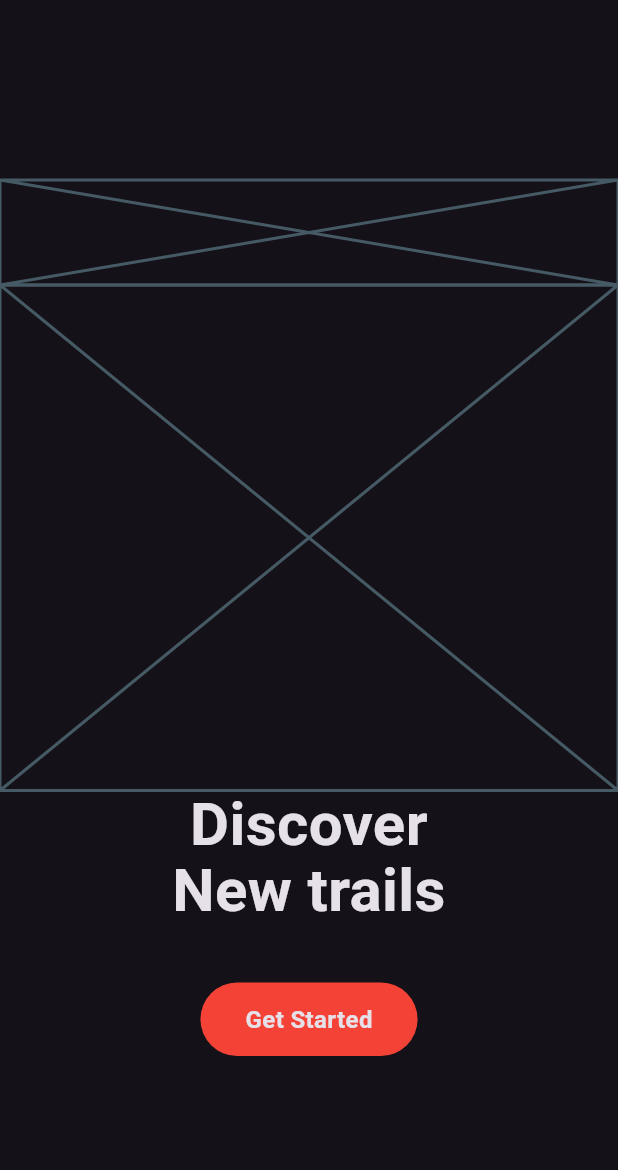
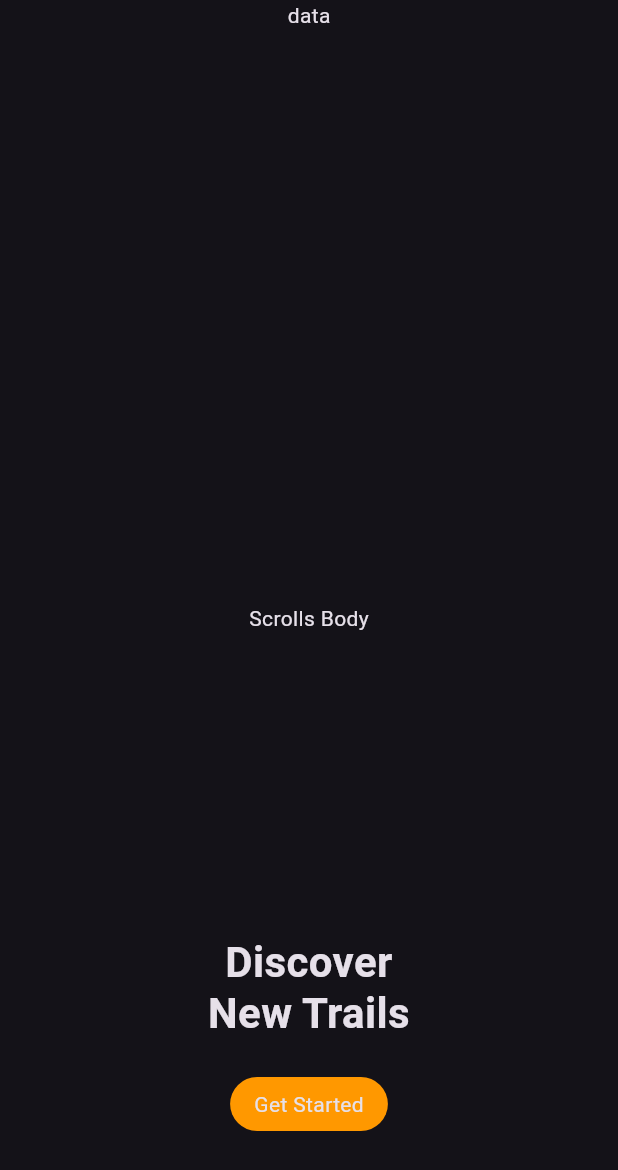
Before and after one commit to CATAAA233/travel_app, a Flutter app: the screen it shows after launch, on a phone screen of 412 x 824 dp. Shown: the top 1170 px of the screen. Run offline on Flutter 3.47's test engine with Material 3 defaults, Android fonts, the phone set to English and light mode, and no system bars.

Commit message:
Feat(Creating Welcome Screen structure and foteer widget content)

```diff
--- a/lib/main.dart
+++ b/lib/main.dart
@@ -1,5 +1,6 @@
 import 'package:flutter/material.dart';
 import 'package:travel_app/config/theme/app_theme.dart';
+import 'package:travel_app/presentation/screens/home_screen.dart';
 import 'package:travel_app/presentation/screens/welcome_screen.dart';
 
 void main() {
@@ -17,7 +18,8 @@ class MyApp extends StatelessWidget {
       title: 'Travel App',
       theme: AppTheme().getTheme(),
       routes: {
-        '/':(context) => const WelcomeScreen()
+        '/':(context) => const WelcomeScreen(),
+        '/home':(context)=> const HomeScreen()
       },
     );
   }
--- /dev/null
+++ b/lib/presentation/screens/home_screen.dart
@@ -0,0 +1,14 @@
+import 'package:flutter/material.dart';
+
+class HomeScreen extends StatelessWidget {
+  const HomeScreen({super.key});
+
+  @override
+  Widget build(BuildContext context) {
+    return const Scaffold(
+      body: Center(
+        child: Text('Home screen'),
+      ),
+    );
+  }
+}
--- a/lib/presentation/screens/welcome_screen.dart
+++ b/lib/presentation/screens/welcome_screen.dart
@@ -1,61 +1,114 @@
+import 'dart:convert';
+
 import 'package:flutter/material.dart';
+import 'package:flutter/widgets.dart';
 
 class WelcomeScreen extends StatelessWidget {
   const WelcomeScreen({super.key});
 
   @override
   Widget build(BuildContext context) {
-    return Scaffold(
-        body: Stack(
+    return const Scaffold(
+      body: SafeArea(
+        child: Padding(
+          padding: EdgeInsets.symmetric(horizontal: 10 , vertical: 0),
+          child: Stack(
+            children:[
+              Header(),
+              ScrollsContainer(),
+              FoteerSection()
+            ]
+          ),
+        ),
+      ),
+    );
+  }
+}
+
+
+class Header extends StatelessWidget {
+  const Header({
+    super.key,
+  });
+
+  @override
+  Widget build(BuildContext context) {
+    return Container(
+      alignment:  Alignment.topCenter,
+      child: const Text('data'),
+    );
+  }
+}
+
+class ScrollsContainer extends StatelessWidget {
+  const ScrollsContainer({
+    super.key,
+  });
+
+  @override
+  Widget build(BuildContext context) {
+    return const Center(
+      child: Text('Scrolls Body'),
+    );
+  }
+}
+
+class FoteerSection extends StatelessWidget {
+  const FoteerSection({
+    super.key,
+  });
+
+  @override
+  Widget build(BuildContext context) {
+    return Container(
+      alignment: Alignment.bottomCenter,
+      child: const Padding(
+        padding: EdgeInsets.only(bottom: 70),
+        child: Column(
+          mainAxisSize: MainAxisSize.min,
           children: [
-        Expanded(
-          child: Padding(
-            padding: const EdgeInsets.symmetric(vertical: 120, horizontal: 0),
-            child: Column(
-              children: [
-                const Placeholder(
-                  fallbackHeight: 70,
-                ),
-                const Expanded(child: Placeholder()),
-                Column(
-                  children: [
-                    const Text(
-                      'Discover\nNew trails',
+            Text(
+              'Discover\nNew Trails',
               style: TextStyle(
                 fontFamily: 'Roboto',
-                        fontSize: 40,
                 fontWeight: FontWeight.w700,
-                        height: 1.1,
+                fontSize: 28,
+                height: 1.2
               ),
               textAlign: TextAlign.center,
             ),
-                    const SizedBox(height: 40),
-                    InkWell(
-                      onTap: (){
-                      },
-                      borderRadius: BorderRadius.circular(100),
-                      child: Container(
-                        padding: const EdgeInsets.symmetric(
-                            vertical: 13, horizontal: 30),
-                        decoration: BoxDecoration(
-                            borderRadius: BorderRadius.circular(100),
-                            color: Colors.red),
-                        child: const Text(
-                          'Get Started',
-                          style: TextStyle(
-                              fontFamily: 'Roboto',
-                              fontSize: 16,
-                              fontWeight: FontWeight.w700),
-                        ),
-                      ),
-                    )
-                  ],
-                ),
+            SizedBox(height: 25),
+            CustomButton(),
           ],
         ),
       ),
-        ),
-      ],
-    ));
+    );
   }
 }
+
+class CustomButton extends StatelessWidget {
+  const CustomButton({
+    super.key,
+  });
+
+  @override
+  Widget build(BuildContext context) {
+    return InkWell(
+      onTap: (){
+      },
+      child: Container(
+        decoration: const BoxDecoration(
+          borderRadius: BorderRadius.horizontal(
+            left: Radius.circular(100),
+            right: Radius.circular(100)
+          ),
+          color: Colors.orange
+        ),
+        child: const Padding(
+          padding: EdgeInsets.symmetric(horizontal: 16, vertical: 8),
+          child: Text('Get Started'),
+        ),
+      ),
+    );
+  }
+}
--- a/pubspec.yaml
+++ b/pubspec.yaml
@@ -59,9 +59,8 @@ flutter:
   uses-material-design: true
 
   # To add assets to your application, add an assets section, like this:
-  # assets:
-  #   - images/a_dot_burr.jpeg
-  #   - images/a_dot_ham.jpeg
+  assets:
+    - assets/images/landscapes/
   fonts:
     - family: Roboto
       fonts:
```
Also changed, not shown: assets/images/landscapes/pexels-packermann-1666021.jpg (added), assets/images/landscapes/pexels-sebastian-palomino-933481-1955134.jpg (added), assets/images/landscapes/pexels-souvenirpixels-1486974.jpg (added). Lines whose indentation alone changed are shown as unchanged.
